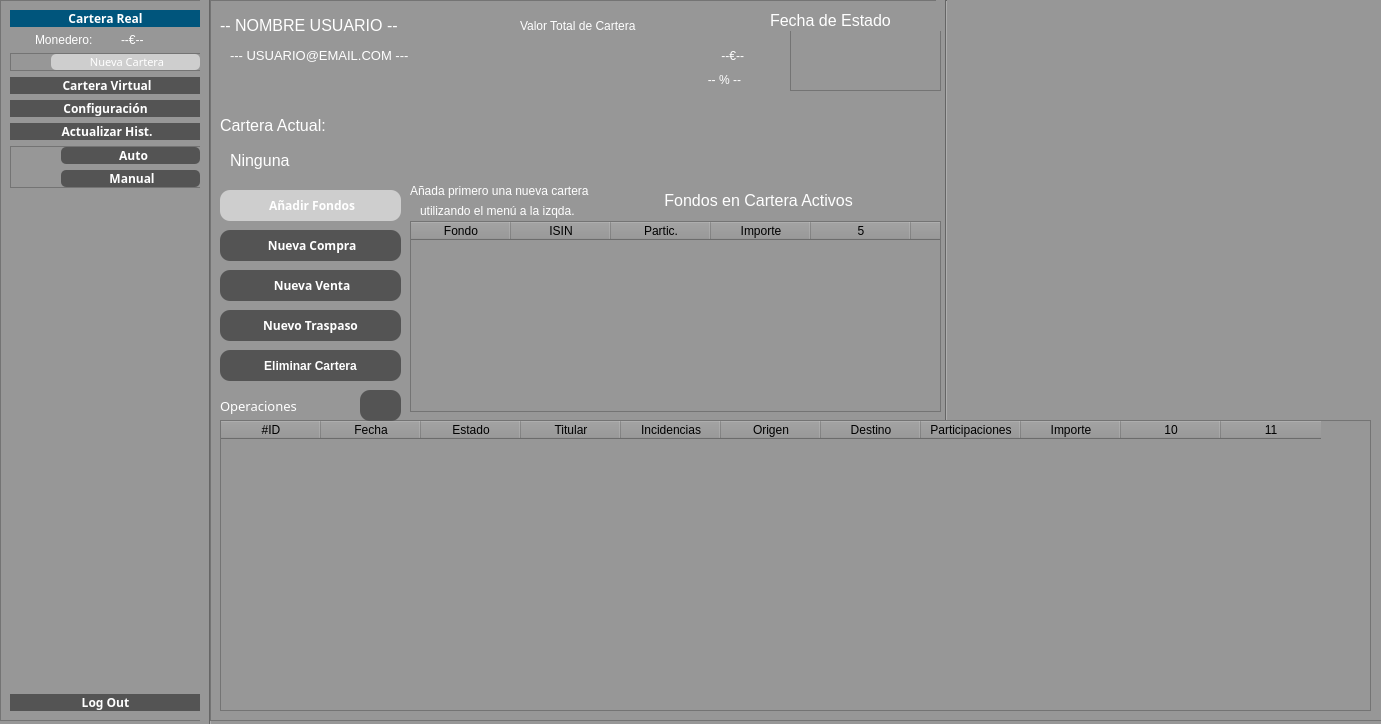
Before: the Qt Designer form src/GUI/PrincipalUsuario.ui in jesusramondovale/IngenicaSTS, drawn with Qt 5.
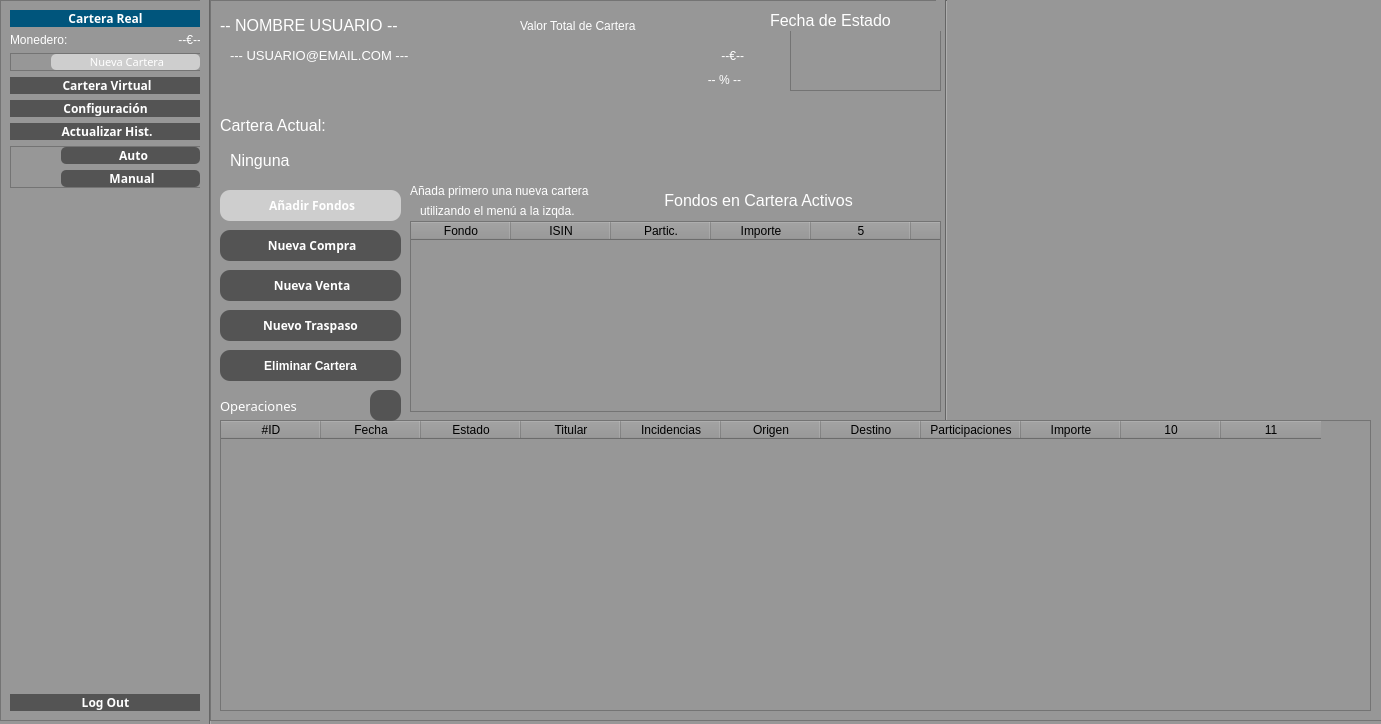
After: the same form once the commit is applied. Icons and pictures are not drawn.

```diff
--- a/src/GUI/PrincipalUsuario.ui
+++ b/src/GUI/PrincipalUsuario.ui
@@ -129,7 +129,7 @@
      <item>
       <layout class="QHBoxLayout" name="horizontalLayout">
        <property name="leftMargin">
-        <number>25</number>
+        <number>0</number>
        </property>
        <item>
         <widget class="QLabel" name="label_6">
@@ -149,6 +149,9 @@
          <property name="text">
           <string>--€--</string>
          </property>
+         <property name="alignment">
+          <set>Qt::AlignRight|Qt::AlignTrailing|Qt::AlignVCenter</set>
+         </property>
         </widget>
        </item>
       </layout>
@@ -1526,9 +1529,9 @@
     <widget class="QPushButton" name="buttonSaveOperaciones">
      <property name="geometry">
       <rect>
-       <x>150</x>
+       <x>160</x>
        <y>390</y>
-       <width>41</width>
+       <width>31</width>
        <height>31</height>
       </rect>
      </property>
```
Left out of the diff: 2 changed lines with no effect on the pictures.
